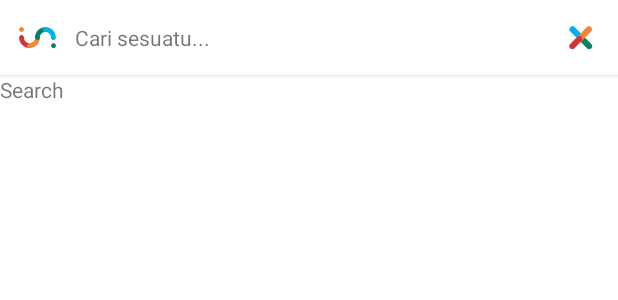
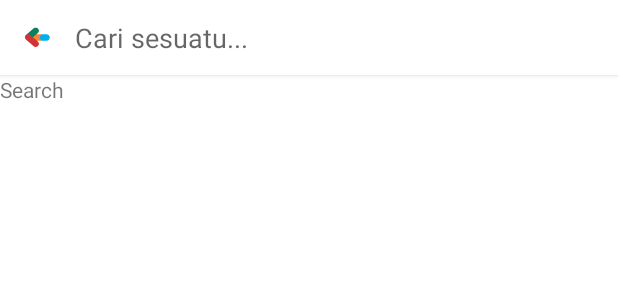
Before and after one commit to jar00t/Inharmonia, an Android app: the layout activity_search.xml on its own in the app's theme, with its tools: preview values and no code run, on a phone screen of 412 x 824 dp. Shown: the top 300 px of the screen. Run offline under Robolectric (Android 15) with nearby library versions, the phone set to English and light mode, and no system bars.

Commit message:
first commit

```diff
--- a/app/src/main/res/layout/activity_search.xml
+++ b/app/src/main/res/layout/activity_search.xml
@@ -36,24 +36,29 @@
                     android:orientation="horizontal">
 
                     <ImageView
+                        android:id="@+id/ivBackButton"
                         android:layout_width="30dp"
                         android:layout_height="30dp"
-                        android:src="@drawable/in_symbol_100"
+                        android:src="@drawable/in_ic_back"
                         android:contentDescription="@string/back_button" />
 
-                    <TextView
+                    <EditText
+                        android:id="@+id/etSearchInput"
                         android:layout_width="wrap_content"
                         android:layout_height="30dp"
                         android:gravity="center_vertical"
+                        android:background="@color/colorWhite"
                         android:layout_marginStart="10dp"
-                        android:text="@string/cari_sesuatu"/>
+                        android:hint="@string/cari_sesuatu"/>
 
                 </LinearLayout>
 
                 <ImageView
+                    android:id="@+id/ivClearButton"
                     android:layout_width="30dp"
                     android:layout_height="30dp"
                     android:src="@drawable/in_ic_close"
+                    android:visibility="invisible"
                     android:contentDescription="@string/clear_button"
                     android:layout_alignParentEnd="true" />
 
```
Also changed, not shown: app/src/main/java/id/inharmonia/app/SearchActivity.java (+48 -0 lines), app/src/main/res/drawable/in_ic_back.png (added), 153 other files.
